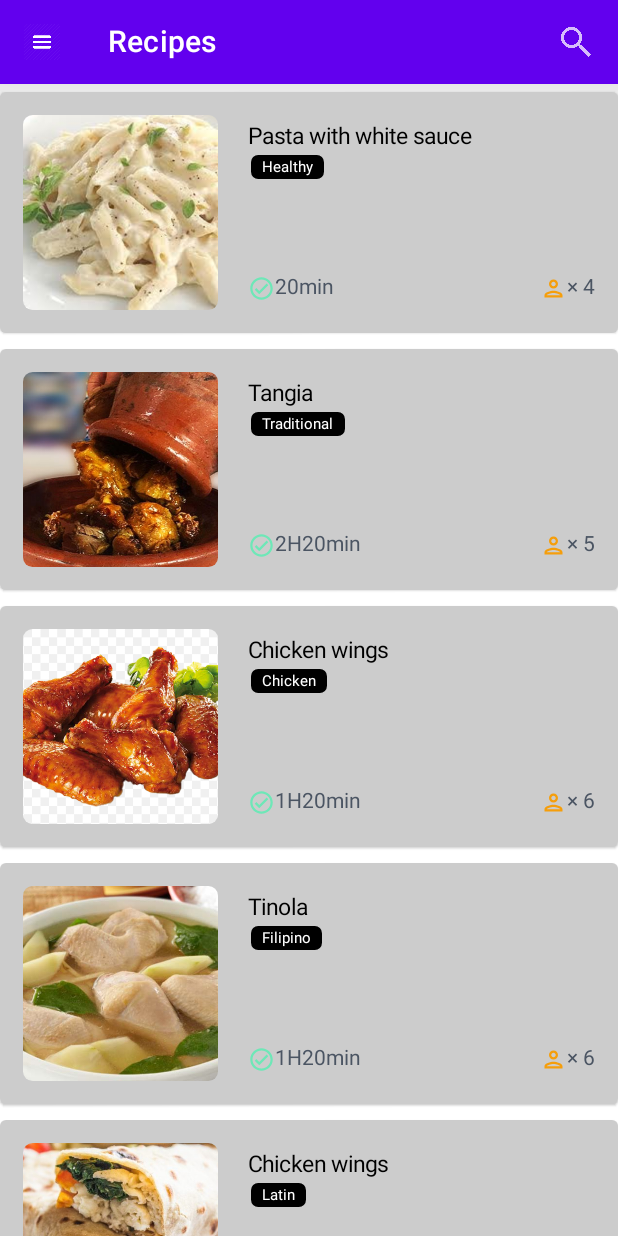
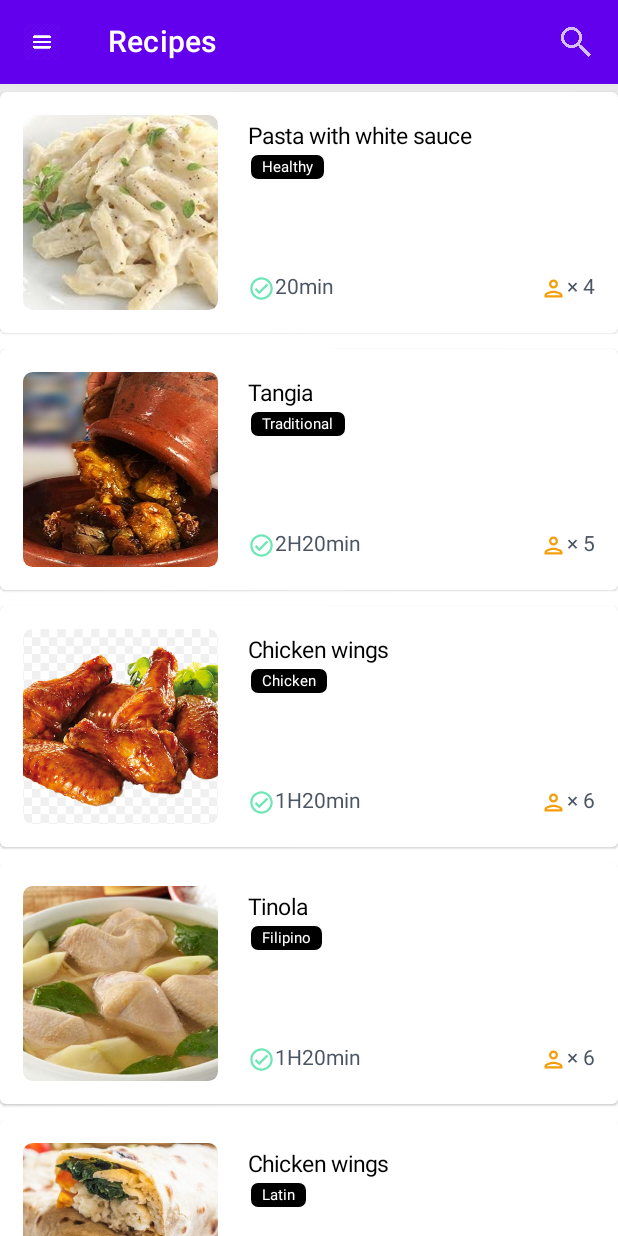
Before and after one commit to hsusanoo/yumy, an Android app built with Jetpack Compose: the screen it shows after launch (MainActivity), on a phone screen of 412 x 824 dp. Run offline under Robolectric (Android 15) with nearby library versions, the phone set to English and light mode, and no system bars; libraries missing offline, so code that uses them is left out: com.google.accompanist.glide.

Commit message:
Update DishCard.kt

```diff
--- a/app/src/main/java/com/hai/yumy/ui/components/cards/DishCard.kt
+++ b/app/src/main/java/com/hai/yumy/ui/components/cards/DishCard.kt
@@ -43,8 +43,7 @@ fun DishCard(
     Card(
         modifier = Modifier
             .fillMaxWidth()
-            .padding(vertical = 5.dp),
-        backgroundColor = Color.LightGray
+            .padding(vertical = 5.dp)
     ) {
         Row(
             modifier = Modifier
```
